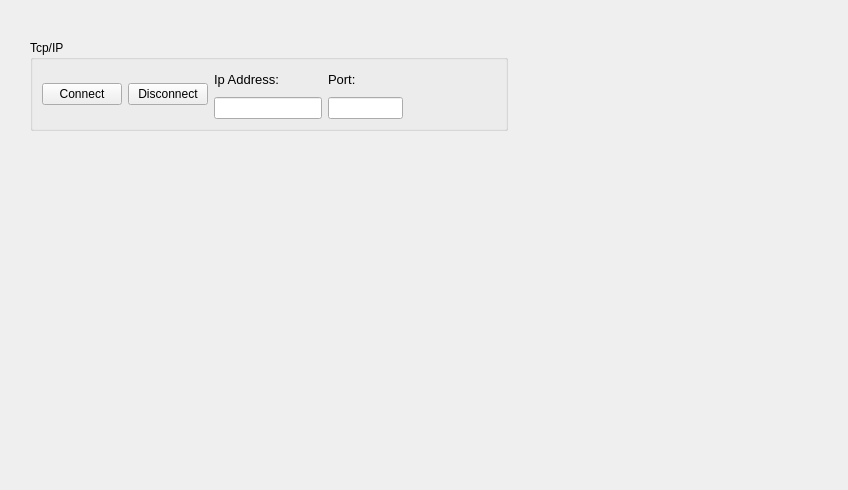
Qt form View/setubtab.ui (angelvmx/vfp) before a commit.
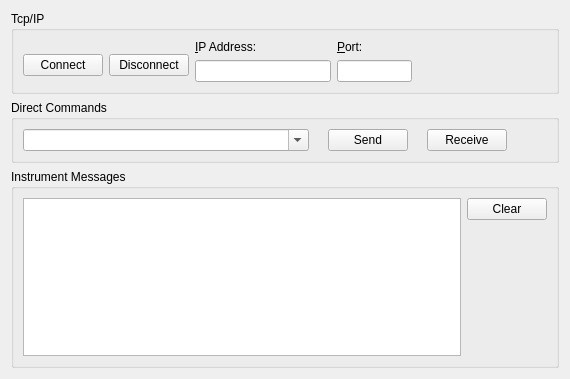
The same form after that commit. Icons and pictures are not drawn.

Commit message: Completing the Setup Tab.

```diff
--- a/View/setubtab.ui
+++ b/View/setubtab.ui
@@ -6,30 +6,33 @@
    <rect>
     <x>0</x>
     <y>0</y>
-    <width>848</width>
-    <height>490</height>
+    <width>570</width>
+    <height>379</height>
    </rect>
   </property>
   <property name="windowTitle">
    <string>Form</string>
   </property>
+  <layout class="QVBoxLayout" name="verticalLayout">
+   <item>
   <widget class="QGroupBox" name="gbTcpIp">
-   <property name="geometry">
-    <rect>
-     <x>30</x>
-     <y>40</y>
-     <width>478</width>
-     <height>91</height>
-    </rect>
+     <property name="sizePolicy">
+      <sizepolicy hsizetype="Expanding" vsizetype="Preferred">
+       <horstretch>0</horstretch>
+       <verstretch>0</verstretch>
+      </sizepolicy>
    </property>
    <property name="title">
     <string>Tcp/IP</string>
    </property>
-   <layout class="QHBoxLayout" name="horizontalLayout_2">
+     <layout class="QVBoxLayout" name="verticalLayout_4">
     <item>
      <layout class="QHBoxLayout" name="loTcpIpGroup">
       <item>
        <layout class="QHBoxLayout" name="loConnect">
+          <property name="topMargin">
+           <number>9</number>
+          </property>
         <item>
          <widget class="QPushButton" name="btnConnect">
           <property name="text">
@@ -59,7 +62,10 @@
         <item>
          <widget class="QLabel" name="lbIpAddress">
           <property name="text">
-           <string>&lt;html&gt;&lt;head/&gt;&lt;body&gt;&lt;p&gt;&lt;span style=&quot; font-size:10pt;&quot;&gt;Ip Address:&lt;/span&gt;&lt;/p&gt;&lt;/body&gt;&lt;/html&gt;</string>
+             <string>&amp;IP Address:</string>
+            </property>
+            <property name="buddy">
+             <cstring>editIpAddress</cstring>
           </property>
          </widget>
         </item>
@@ -73,7 +79,10 @@
         <item>
          <widget class="QLabel" name="lbPort">
           <property name="text">
-           <string>&lt;html&gt;&lt;head/&gt;&lt;body&gt;&lt;p&gt;&lt;span style=&quot; font-size:10pt;&quot;&gt;Port:&lt;/span&gt;&lt;/p&gt;&lt;/body&gt;&lt;/html&gt;</string>
+             <string>&amp;Port:</string>
+            </property>
+            <property name="buddy">
+             <cstring>editPort</cstring>
           </property>
          </widget>
         </item>
@@ -106,7 +115,149 @@
     </item>
    </layout>
   </widget>
- </widget>
+   </item>
+   <item>
+    <widget class="QGroupBox" name="gbDirectCommands">
+     <property name="sizePolicy">
+      <sizepolicy hsizetype="Expanding" vsizetype="Preferred">
+       <horstretch>0</horstretch>
+       <verstretch>0</verstretch>
+      </sizepolicy>
+     </property>
+     <property name="title">
+      <string>Direct Commands</string>
+     </property>
+     <layout class="QVBoxLayout" name="verticalLayout_2">
+      <item>
+       <layout class="QHBoxLayout" name="horizontalLayout">
+        <item>
+         <widget class="QComboBox" name="cmbCommands">
+          <property name="sizePolicy">
+           <sizepolicy hsizetype="Expanding" vsizetype="Fixed">
+            <horstretch>0</horstretch>
+            <verstretch>0</verstretch>
+           </sizepolicy>
+          </property>
+          <property name="editable">
+           <bool>true</bool>
+          </property>
+         </widget>
+        </item>
+        <item>
+         <spacer name="horizontalSpacer_2">
+          <property name="orientation">
+           <enum>Qt::Horizontal</enum>
+          </property>
+          <property name="sizeType">
+           <enum>QSizePolicy::Minimum</enum>
+          </property>
+          <property name="sizeHint" stdset="0">
+           <size>
+            <width>13</width>
+            <height>20</height>
+           </size>
+          </property>
+         </spacer>
+        </item>
+        <item>
+         <widget class="QPushButton" name="btnSend">
+          <property name="text">
+           <string>Send</string>
+          </property>
+          <property name="icon">
+           <iconset resource="../vfpresources.qrc">
+            <normaloff>:/root/Images/Send.png</normaloff>:/root/Images/Send.png</iconset>
+          </property>
+         </widget>
+        </item>
+        <item>
+         <spacer name="horizontalSpacer_3">
+          <property name="orientation">
+           <enum>Qt::Horizontal</enum>
+          </property>
+          <property name="sizeType">
+           <enum>QSizePolicy::Minimum</enum>
+          </property>
+          <property name="sizeHint" stdset="0">
+           <size>
+            <width>13</width>
+            <height>20</height>
+           </size>
+          </property>
+         </spacer>
+        </item>
+        <item>
+         <widget class="QPushButton" name="btnReceive">
+          <property name="text">
+           <string>Receive</string>
+          </property>
+          <property name="icon">
+           <iconset resource="../vfpresources.qrc">
+            <normaloff>:/root/Images/Receive.png</normaloff>:/root/Images/Receive.png</iconset>
+          </property>
+         </widget>
+        </item>
+        <item>
+         <spacer name="horizontalSpacer_4">
+          <property name="orientation">
+           <enum>Qt::Horizontal</enum>
+          </property>
+          <property name="sizeType">
+           <enum>QSizePolicy::Fixed</enum>
+          </property>
+          <property name="sizeHint" stdset="0">
+           <size>
+            <width>40</width>
+            <height>20</height>
+           </size>
+          </property>
+         </spacer>
+        </item>
+       </layout>
+      </item>
+     </layout>
+    </widget>
+   </item>
+   <item>
+    <widget class="QGroupBox" name="gbInstrumentMessages">
+     <property name="title">
+      <string>Instrument Messages</string>
+     </property>
+     <layout class="QVBoxLayout" name="verticalLayout_3">
+      <item>
+       <layout class="QHBoxLayout" name="horizontalLayout_3">
+        <item>
+         <widget class="QTextEdit" name="textInstrumentMessages"/>
+        </item>
+        <item alignment="Qt::AlignTop">
+         <widget class="QPushButton" name="btnClear">
+          <property name="text">
+           <string>Clear</string>
+          </property>
+          <property name="icon">
+           <iconset resource="../vfpresources.qrc">
+            <normaloff>:/root/Images/Clear32.png</normaloff>:/root/Images/Clear32.png</iconset>
+          </property>
+         </widget>
+        </item>
+       </layout>
+      </item>
+     </layout>
+    </widget>
+   </item>
+  </layout>
+ </widget>
+ <tabstops>
+  <tabstop>btnConnect</tabstop>
+  <tabstop>btnDisconnect</tabstop>
+  <tabstop>editIpAddress</tabstop>
+  <tabstop>editPort</tabstop>
+  <tabstop>cmbCommands</tabstop>
+  <tabstop>btnSend</tabstop>
+  <tabstop>btnReceive</tabstop>
+  <tabstop>textInstrumentMessages</tabstop>
+  <tabstop>btnClear</tabstop>
+ </tabstops>
  <resources>
   <include location="../vfpresources.qrc"/>
  </resources>
```
Lines whose indentation alone changed are shown as unchanged. The commit also changes 4 other files.
